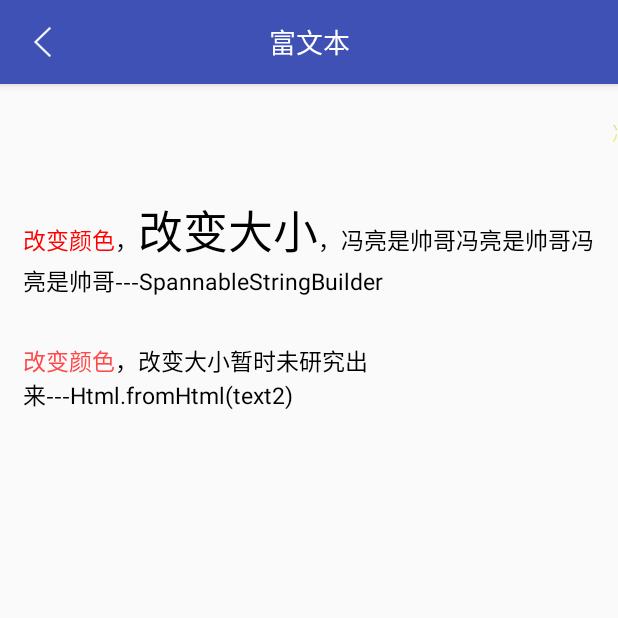
After one commit to fengliang1992/AndroidLibs, an Android app: the AutoTextActivity screen opened directly, with no data from a screen before it, on a phone screen of 412 x 824 dp, the top half of it. The commit adds this screen. Run offline under Robolectric (Android 15) with nearby library versions, the phone set to English and light mode, and no system bars; our stand-ins replace ButterKnife.

Commit message:
增加富文本显示

```diff
--- a/app/src/main/AndroidManifest.xml
+++ b/app/src/main/AndroidManifest.xml
@@ -54,6 +54,9 @@
         <activity
             android:name=".view.timeselect.TimeSelectActivity"
             android:theme="@style/AppTheme.NoActionBar" />
+        <activity
+            android:name=".view.autotext.AutoTextActivity"
+            android:theme="@style/AppTheme.NoActionBar" />
     </application>
 
 </manifest>
--- a/app/src/main/java/com/fltry/androidlibs/ui/ClassUtils.java
+++ b/app/src/main/java/com/fltry/androidlibs/ui/ClassUtils.java
@@ -8,6 +8,7 @@ import com.fltry.androidlibs.utils.excption.ExcptionActivity;
 import com.fltry.androidlibs.utils.screen.ScreenUtilActivity;
 import com.fltry.androidlibs.utils.sp.SPActivity;
 import com.fltry.androidlibs.utils.toast.ToastActivity;
+import com.fltry.androidlibs.view.autotext.AutoTextActivity;
 import com.fltry.androidlibs.view.elastic.ElasticActivity;
 import com.fltry.androidlibs.view.refresh.RefreshActivity;
 import com.fltry.androidlibs.view.timeselect.TimeSelectActivity;
@@ -49,7 +50,8 @@ public class ClassUtils {
             case WEIGHT_FRAGMENT:
                 classes.add(new ClassBean("Elastic_弹性界面", ElasticActivity.class));
                 classes.add(new ClassBean("Refresh_刷新", RefreshActivity.class));
-                classes.add(new ClassBean("TimePic_时间日期选择", TimeSelectActivity.class));
+                classes.add(new ClassBean("TimePic_系统时间日期选择器", TimeSelectActivity.class));
+                classes.add(new ClassBean("TextView_富文本", AutoTextActivity.class));
                 break;
         }
         return classes;
--- a/app/src/main/java/com/fltry/androidlibs/utils/Dialog/DialogUtli.java
+++ b/app/src/main/java/com/fltry/androidlibs/utils/Dialog/DialogUtli.java
@@ -68,4 +68,6 @@ public class DialogUtli {
         p.y = y; // 新位置Y坐标
         dialogWindow.setAttributes(p);
     }
+
+
 }
--- a/app/src/main/java/com/fltry/androidlibs/utils/screen/ScreenUtils.java
+++ b/app/src/main/java/com/fltry/androidlibs/utils/screen/ScreenUtils.java
@@ -126,4 +126,20 @@ public class ScreenUtils {
         activity.getWindow().setSoftInputMode(WindowManager.LayoutParams.SOFT_INPUT_STATE_ALWAYS_VISIBLE);
     }
 
+    /**
+     * 根据手机的分辨率从 dp 的单位 转成为 px(像素)
+     */
+    public static int dip2px(Context context, float dpValue) {
+        final float scale = context.getResources().getDisplayMetrics().density;
+        return (int) (dpValue * scale + 0.5f);
+    }
+
+    /**
+     * 根据手机的分辨率从 px(像素) 的单位 转成为 dp
+     */
+    public static int px2dip(Context context, float pxValue) {
+        final float scale = context.getResources().getDisplayMetrics().density;
+        return (int) (pxValue / scale + 0.5f);
+    }
+
 }
--- /dev/null
+++ b/app/src/main/java/com/fltry/androidlibs/view/autotext/AutoTextActivity.java
@@ -0,0 +1,56 @@
+package com.fltry.androidlibs.view.autotext;
+
+import android.graphics.Color;
+import android.os.Bundle;
+import android.text.Html;
+import android.text.Spannable;
+import android.text.SpannableStringBuilder;
+import android.text.style.AbsoluteSizeSpan;
+import android.text.style.ForegroundColorSpan;
+import android.widget.TextView;
+
+import com.fltry.androidlibs.R;
+import com.fltry.androidlibs.ui.BaseActivity;
+import com.fltry.androidlibs.utils.screen.ScreenUtils;
+
+import butterknife.BindView;
+
+public class AutoTextActivity extends BaseActivity {
+
+    @BindView(R.id.auto_tv)
+    AutoTextView autoTv;
+    @BindView(R.id.auto_tv2)
+    TextView autoTv2;
+    @BindView(R.id.auto_tv3)
+    TextView autoTv3;
+
+    @Override
+    protected void onCreate(Bundle savedInstanceState) {
+        super.onCreate(savedInstanceState);
+        getToolbarTitle().setText("富文本");
+
+        initView();
+    }
+
+    private void initView() {
+        autoTv.setText("冯亮是帅哥冯亮是帅哥冯亮是帅哥冯亮是帅哥冯亮是帅哥冯亮是帅哥冯亮是帅哥冯亮是帅哥冯亮是帅哥");
+        String text = "改变颜色，改变大小，冯亮是帅哥冯亮是帅哥冯亮是帅哥---SpannableStringBuilder";
+
+        /* 方法一 */
+        SpannableStringBuilder spannableStringBuilder1 = new SpannableStringBuilder(text);
+        ForegroundColorSpan foregroundColorSpan = new ForegroundColorSpan(Color.RED);
+        spannableStringBuilder1.setSpan(foregroundColorSpan, 0, 4, Spannable.SPAN_EXCLUSIVE_INCLUSIVE);
+        AbsoluteSizeSpan absoluteSizeSpan = new AbsoluteSizeSpan(ScreenUtils.dip2px(mContext, 30));
+        spannableStringBuilder1.setSpan(absoluteSizeSpan, 5, 9, Spannable.SPAN_EXCLUSIVE_INCLUSIVE);
+        autoTv2.setText(spannableStringBuilder1);
+
+        /* 方法二 */
+        String text2 = "<font color='#ff4848'>改变颜色</font>" + "，改变大小暂时未研究出来---Html.fromHtml(text2)";
+        autoTv3.setText(Html.fromHtml(text2));
+    }
+
+    @Override
+    protected int getLayoutId() {
+        return R.layout.activity_auto_text;
+    }
+}
--- /dev/null
+++ b/app/src/main/java/com/fltry/androidlibs/view/autotext/AutoTextView.java
@@ -0,0 +1,93 @@
+package com.fltry.androidlibs.view.autotext;
+
+import android.content.Context;
+import android.graphics.Canvas;
+import android.graphics.Color;
+import android.graphics.LinearGradient;
+import android.graphics.Paint;
+import android.graphics.Rect;
+import android.graphics.Shader;
+import android.support.v7.widget.AppCompatTextView;
+import android.util.AttributeSet;
+
+public class AutoTextView extends AppCompatTextView {
+
+    public static final String TAG = "AutoTextView";
+
+    /**
+     * 字幕滚动的速度 快，普通，慢
+     */
+    public static final int SCROLL_SLOW = 0;
+    public static final int SCROLL_NORM = 1;
+    public static final int SCROLL_FAST = 2;
+
+    /**
+     * 字幕内容
+     */
+    private String mText;
+
+    /**
+     * 字幕字体大小
+     */
+    private float mTextSize;
+
+    private float offX = 0f;
+
+    private float mStep = 2.0f;
+
+    private Rect mRect = new Rect();
+
+    private Paint mPaint = new Paint(Paint.ANTI_ALIAS_FLAG);
+    private Shader mShaderA;
+
+    public AutoTextView(Context context) {
+        this(context, null);
+    }
+
+    public AutoTextView(Context context, AttributeSet attr) {
+        super(context, attr);
+        setSingleLine(true);
+    }
+
+    @Override
+    protected void onSizeChanged(int w, int h, int oldw, int oldh) {
+        super.onSizeChanged(w, h, oldw, oldh);
+        mShaderA = new LinearGradient(0, 300, getMeasuredWidth(), -300,
+                new int[]{Color.parseColor("#005a5a5a"),
+                        Color.parseColor("#5a5a5a"),
+                        Color.BLACK,
+                        Color.RED,
+                        Color.RED,
+                        Color.BLACK,
+                        Color.YELLOW,
+                        Color.BLUE
+                },
+                //设置横向距离
+                new float[]{0, 0.2f, 0.21f, 0.31f, 0.499f, 0.5f, 0.7f,0.8f}, Shader.TileMode.CLAMP);
+        mPaint.setShader(mShaderA);
+    }
+
+    @Override
+    protected void onMeasure(int widthMeasureSpec, int heightMeasureSpec) {
+        super.onMeasure(widthMeasureSpec, heightMeasureSpec);
+        mText = getText().toString();
+        mTextSize = getTextSize();
+        mPaint.setColor(getCurrentTextColor());
+        mPaint.setTextSize(mTextSize);
+        mPaint.getTextBounds(mText, 0, mText.length(), mRect);
+    }
+
+    @Override
+    protected void onDraw(Canvas canvas) {
+        float x, y;
+        x = getMeasuredWidth() - offX;
+        y = getMeasuredHeight() / 2 + (mPaint.descent() - mPaint.ascent()) / 2;
+        canvas.drawText(mText, x, y, mPaint);
+        offX += mStep;
+        if (offX >= getMeasuredWidth() + mRect.width()) {
+            offX = 0f;
+        }
+        invalidate();
+    }
+
+}
--- a/app/src/main/java/com/fltry/androidlibs/view/timeselect/TimeSelectActivity.java
+++ b/app/src/main/java/com/fltry/androidlibs/view/timeselect/TimeSelectActivity.java
@@ -33,7 +33,7 @@ public class TimeSelectActivity extends BaseActivity {
 
         calendar = Calendar.getInstance(Locale.CHINA);//获取日期格式器对象
         tsTv.setText(calendar.get(Calendar.HOUR_OF_DAY) + ":" +
-                calendar.get(Calendar.MINUTE) + calendar.get(Calendar.SECOND));
+                calendar.get(Calendar.MINUTE) + ":" + calendar.get(Calendar.SECOND));
         tsTv2.setText(calendar.get(Calendar.YEAR) + "-" + calendar.get(Calendar.MONTH) + "-" +
                 calendar.get(Calendar.DAY_OF_MONTH));
     }
--- /dev/null
+++ b/app/src/main/res/layout/activity_auto_text.xml
@@ -0,0 +1,33 @@
+<?xml version="1.0" encoding="utf-8"?>
+<LinearLayout xmlns:android="http://schemas.android.com/apk/res/android"
+    android:layout_width="match_parent"
+    android:layout_height="match_parent"
+    android:orientation="vertical">
+
+    <include layout="@layout/toolbar_layout" />
+
+    <com.fltry.androidlibs.view.autotext.AutoTextView
+        android:id="@+id/auto_tv"
+        android:layout_width="match_parent"
+        android:layout_height="60dp"
+        android:gravity="center_vertical" />
+
+    <TextView
+        android:id="@+id/auto_tv2"
+        android:layout_width="match_parent"
+        android:padding="15dp"
+        android:layout_height="wrap_content"
+        android:textSize="15sp"
+        android:textColor="@android:color/black"
+        android:gravity="center_vertical" />
+
+    <TextView
+        android:id="@+id/auto_tv3"
+        android:layout_width="match_parent"
+        android:padding="15dp"
+        android:layout_height="wrap_content"
+        android:textSize="15sp"
+        android:textColor="@android:color/black"
+        android:gravity="center_vertical" />
+
+</LinearLayout>
```
